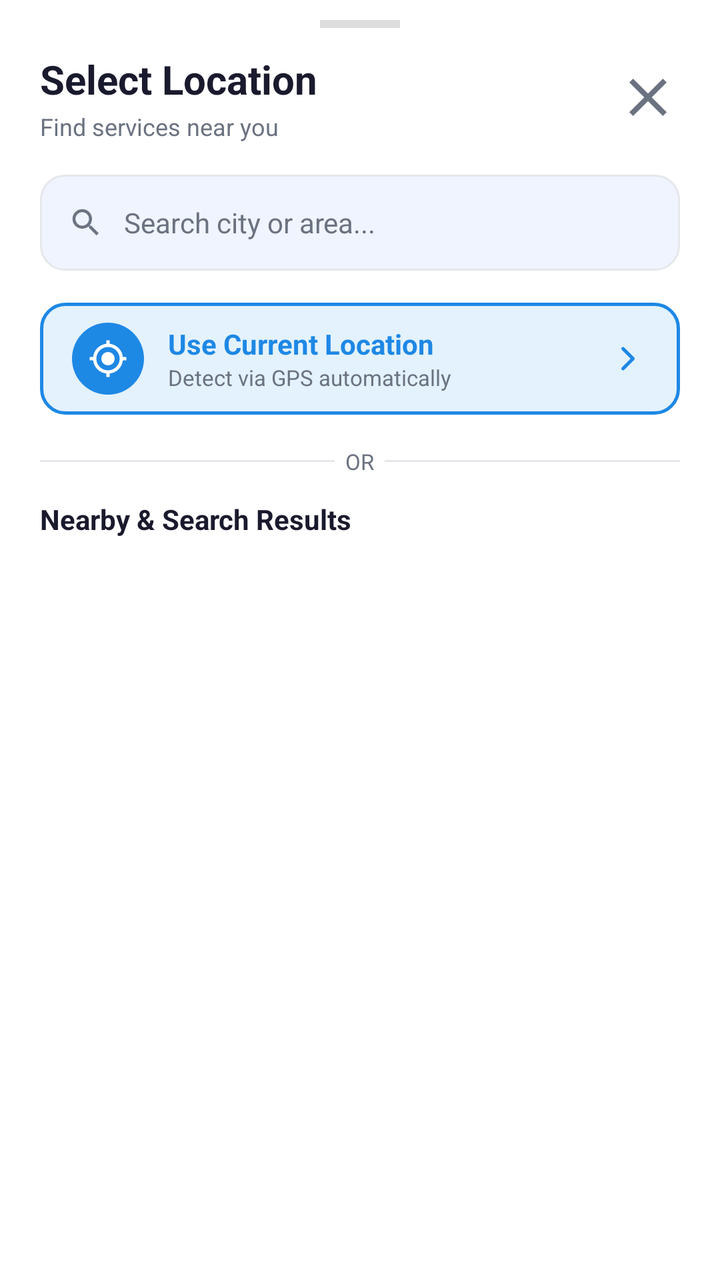
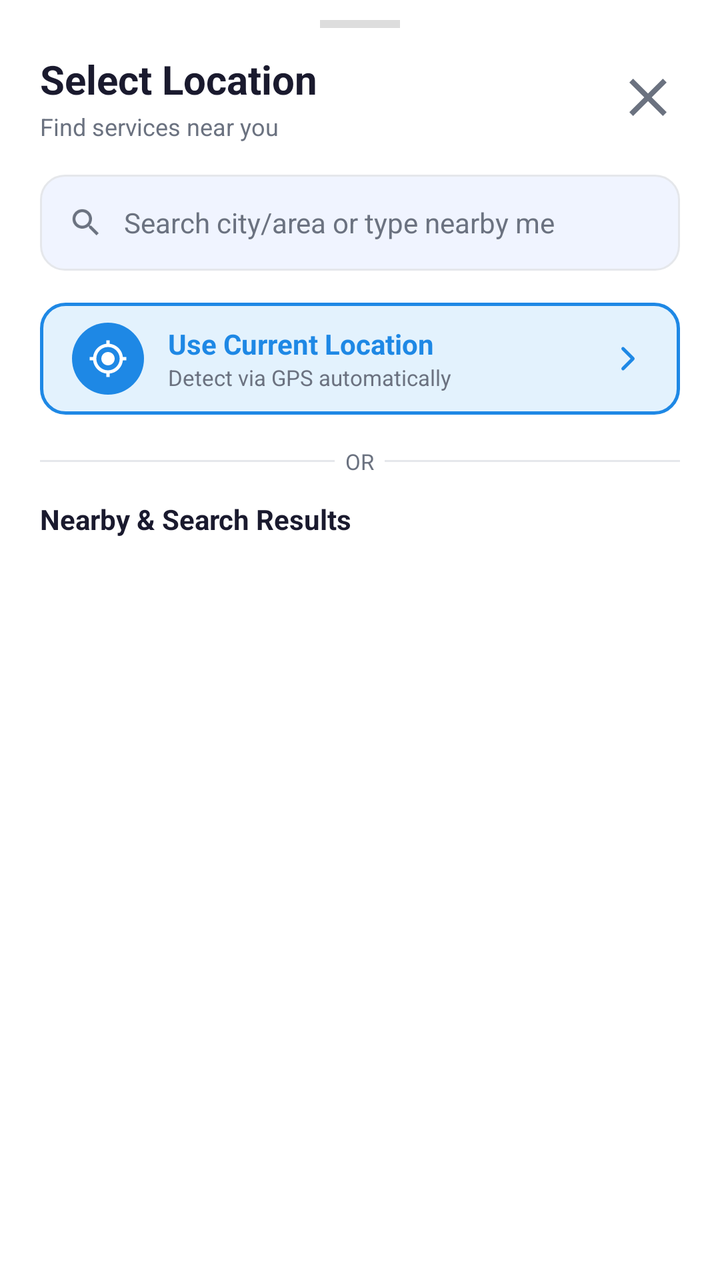

Before-and-after screenshots of an Android layout around one commit, followed by the original layout XML and the change that was made.
<!-- AndroidManifest.xml: application theme Theme.QuickFix -->
<!-- res/layout/bottom_sheet_location_picker.xml -->
<?xml version="1.0" encoding="utf-8"?>
<LinearLayout xmlns:android="http://schemas.android.com/apk/res/android"
    xmlns:app="http://schemas.android.com/apk/res-auto"
    android:layout_width="match_parent"
    android:layout_height="wrap_content"
    android:orientation="vertical"
    android:background="@color/card_bg"
    android:paddingBottom="24dp">

    
    <View
        android:layout_width="40dp"
        android:layout_height="4dp"
        android:layout_gravity="center_horizontal"
        android:layout_marginTop="10dp"
        android:layout_marginBottom="4dp"
        android:background="@color/drag_handle" />

    
    <LinearLayout
        android:layout_width="match_parent"
        android:layout_height="wrap_content"
        android:orientation="horizontal"
        android:gravity="center_vertical"
        android:paddingHorizontal="20dp"
        android:paddingTop="8dp"
        android:paddingBottom="16dp">

        <LinearLayout
            android:layout_width="0dp"
            android:layout_height="wrap_content"
            android:layout_weight="1"
            android:orientation="vertical">

            <TextView
                android:layout_width="wrap_content"
                android:layout_height="wrap_content"
                android:text="Select Location"
                android:textColor="@color/text_primary"
                android:textSize="20sp"
                android:textStyle="bold" />

            <TextView
                android:layout_width="wrap_content"
                android:layout_height="wrap_content"
                android:text="Find services near you"
                android:textColor="@color/text_secondary"
                android:textSize="12sp"
                android:layout_marginTop="2dp" />
        </LinearLayout>

        <ImageView
            android:id="@+id/btnCloseLocationSheet"
            android:layout_width="32dp"
            android:layout_height="32dp"
            android:src="@drawable/ic_close"
            android:background="?attr/selectableItemBackgroundBorderless"
            app:tint="@color/text_secondary"
            android:contentDescription="Close" />
    </LinearLayout>

    
    <LinearLayout
        android:layout_width="match_parent"
        android:layout_height="48dp"
        android:layout_marginHorizontal="20dp"
        android:layout_marginBottom="16dp"
        android:background="@drawable/bg_search_field"
        android:gravity="center_vertical"
        android:orientation="horizontal"
        android:paddingStart="14dp"
        android:paddingEnd="8dp">

        <ImageView
            android:layout_width="18dp"
            android:layout_height="18dp"
            android:src="@drawable/ic_search"
            app:tint="@color/text_secondary"
            android:contentDescription="Search" />

        <EditText
            android:id="@+id/etLocationSearch"
            android:layout_width="0dp"
            android:layout_height="match_parent"
            android:layout_marginStart="10dp"
            android:layout_weight="1"
            android:background="@android:color/transparent"
            android:hint="Search city or area..."
            android:textColor="@color/text_primary"
            android:textColorHint="@color/text_secondary"
            android:textSize="14sp"
            android:imeOptions="actionSearch"
            android:inputType="text"
            android:singleLine="true" />

        <ImageView
            android:id="@+id/btnClearLocationSearch"
            android:layout_width="32dp"
            android:layout_height="32dp"
            android:src="@drawable/ic_close"
            android:padding="8dp"
            android:background="?attr/selectableItemBackgroundBorderless"
            app:tint="@color/text_secondary"
            android:visibility="gone"
            android:contentDescription="Clear" />
    </LinearLayout>

    
    <LinearLayout
        android:id="@+id/btnUseLiveLocation"
        android:layout_width="match_parent"
        android:layout_height="56dp"
        android:layout_marginHorizontal="20dp"
        android:layout_marginBottom="8dp"
        android:background="@drawable/bg_live_location_btn"
        android:clickable="true"
        android:focusable="true"
        android:gravity="center_vertical"
        android:orientation="horizontal"
        android:paddingHorizontal="16dp">

        <FrameLayout
            android:layout_width="36dp"
            android:layout_height="36dp"
            android:background="@drawable/bg_location_icon_circle">
            <ImageView
                android:layout_width="20dp"
                android:layout_height="20dp"
                android:layout_gravity="center"
                android:src="@drawable/ic_my_location"
                app:tint="#FFFFFF"
                android:contentDescription="GPS" />
        </FrameLayout>

        <LinearLayout
            android:layout_width="0dp"
            android:layout_height="wrap_content"
            android:layout_weight="1"
            android:orientation="vertical"
            android:layout_marginStart="12dp">

            <TextView
                android:layout_width="wrap_content"
                android:layout_height="wrap_content"
                android:text="Use Current Location"
                android:textColor="@color/primary"
                android:textSize="14sp"
                android:textStyle="bold" />

            <TextView
                android:id="@+id/tvLiveLocationSub"
                android:layout_width="wrap_content"
                android:layout_height="wrap_content"
                android:text="Detect via GPS automatically"
                android:textColor="@color/text_secondary"
                android:textSize="11sp" />
        </LinearLayout>

        <ProgressBar
            android:id="@+id/locationProgress"
            android:layout_width="24dp"
            android:layout_height="24dp"
            android:visibility="gone" />

        <ImageView
            android:layout_width="20dp"
            android:layout_height="20dp"
            android:src="@drawable/ic_arrow_right"
            app:tint="@color/primary"
            android:contentDescription="Go" />
    </LinearLayout>

    
    <LinearLayout
        android:id="@+id/btnClearLocation"
        android:layout_width="match_parent"
        android:layout_height="48dp"
        android:layout_marginHorizontal="20dp"
        android:layout_marginBottom="8dp"
        android:background="@drawable/bg_city_chip"
        android:clickable="true"
        android:focusable="true"
        android:gravity="center_vertical"
        android:orientation="horizontal"
        android:paddingHorizontal="16dp"
        android:visibility="gone">

        <ImageView
            android:layout_width="20dp"
            android:layout_height="20dp"
            android:src="@drawable/ic_close"
            app:tint="@color/emergency_red"
            android:contentDescription="Clear" />

        <TextView
            android:layout_width="0dp"
            android:layout_height="wrap_content"
            android:layout_weight="1"
            android:layout_marginStart="12dp"
            android:text="Clear Location (show all)"
            android:textColor="@color/emergency_red"
            android:textSize="13sp"
            android:textStyle="bold" />
    </LinearLayout>

    
    <LinearLayout
        android:layout_width="match_parent"
        android:layout_height="wrap_content"
        android:orientation="horizontal"
        android:gravity="center_vertical"
        android:paddingHorizontal="20dp"
        android:paddingTop="8dp"
        android:paddingBottom="12dp">

        <View
            android:layout_width="0dp"
            android:layout_height="1dp"
            android:layout_weight="1"
            android:background="@color/divider" />

        <TextView
            android:layout_width="wrap_content"
            android:layout_height="wrap_content"
            android:text="  OR  "
            android:textColor="@color/text_secondary"
            android:textSize="11sp" />

        <View
            android:layout_width="0dp"
            android:layout_height="1dp"
            android:layout_weight="1"
            android:background="@color/divider" />
    </LinearLayout>

    
    <TextView
        android:layout_width="wrap_content"
        android:layout_height="wrap_content"
        android:text="Nearby &amp; Search Results"
        android:textColor="@color/text_primary"
        android:textSize="14sp"
        android:textStyle="bold"
        android:paddingHorizontal="20dp"
        android:paddingBottom="8dp" />

    <ProgressBar
        android:id="@+id/locationResultsProgress"
        android:layout_width="28dp"
        android:layout_height="28dp"
        android:layout_gravity="center_horizontal"
        android:layout_marginTop="8dp"
        android:visibility="gone" />

    <TextView
        android:id="@+id/tvLocationEmpty"
        android:layout_width="match_parent"
        android:layout_height="wrap_content"
        android:paddingHorizontal="20dp"
        android:paddingVertical="14dp"
        android:text="No locations found."
        android:textAlignment="center"
        android:textColor="@color/text_secondary"
        android:textSize="13sp"
        android:visibility="gone" />

    <TextView
        android:id="@+id/tvLocationError"
        android:layout_width="match_parent"
        android:layout_height="wrap_content"
        android:paddingHorizontal="20dp"
        android:paddingBottom="8dp"
        android:textAlignment="center"
        android:textColor="@color/emergency_red"
        android:textSize="12sp"
        android:visibility="gone" />

    <androidx.recyclerview.widget.RecyclerView
        android:id="@+id/rvLocationResults"
        android:layout_width="match_parent"
        android:layout_height="260dp"
        android:clipToPadding="false"
        android:nestedScrollingEnabled="false"
        android:paddingHorizontal="10dp"
        android:paddingBottom="8dp" />

</LinearLayout>
<!-- resources referenced by this layout -->
<resources>
  <color name="card_bg">#FFFFFF</color>
  <color name="divider">#E5E7EB</color>
  <color name="drag_handle">#DDDDDD</color>
  <color name="emergency_red">#D32F2F</color>
  <color name="primary">#1E88E5</color>
  <color name="text_primary">#1A1A2E</color>
  <color name="text_secondary">#6B7280</color>
  <!-- drawable bg_city_chip (drawable) -->
  <?xml version="1.0" encoding="utf-8"?>
  <shape xmlns:android="http://schemas.android.com/apk/res/android"
      android:shape="rectangle">
      <solid android:color="@color/card_bg" />
      <stroke android:width="1dp" android:color="@color/divider" />
      <corners android:radius="10dp" />
  </shape>
  <!-- drawable bg_live_location_btn (drawable) -->
  <?xml version="1.0" encoding="utf-8"?>
  <shape xmlns:android="http://schemas.android.com/apk/res/android"
      android:shape="rectangle">
      <solid android:color="@color/info_bg" />
      <stroke android:width="1.5dp" android:color="@color/primary" />
      <corners android:radius="12dp" />
  </shape>
  <!-- drawable bg_location_icon_circle (drawable) -->
  <?xml version="1.0" encoding="utf-8"?>
  <shape xmlns:android="http://schemas.android.com/apk/res/android"
      android:shape="oval">
      <solid android:color="#1E88E5" />
  </shape>
  <!-- drawable bg_search_field (drawable) -->
  <?xml version="1.0" encoding="utf-8"?>
  <shape xmlns:android="http://schemas.android.com/apk/res/android"
      android:shape="rectangle">
      <solid android:color="@color/search_bg" />
      <stroke android:width="1dp" android:color="@color/divider" />
      <corners android:radius="12dp" />
  </shape>
  <!-- drawable ic_close (drawable) -->
  <vector xmlns:android="http://schemas.android.com/apk/res/android"
      android:width="24dp"
      android:height="24dp"
      android:viewportWidth="24"
      android:viewportHeight="24">
      <path
          android:fillColor="#FFFFFF"
          android:pathData="M19,6.41L17.59,5 12,10.59 6.41,5 5,6.41 10.59,12 5,17.59 6.41,19 12,13.41 17.59,19 19,17.59 13.41,12z"/>
  </vector>
  <style name="Theme.QuickFix" parent="Base.Theme.QuickFix" />
  <color name="info_bg">#E3F2FD</color>
  <color name="search_bg">#F0F4FF</color>
  <color name="primary_dark">#1565C0</color>
  <color name="accent_green">#43A047</color>
  <color name="screen_background">#F4F7FB</color>
  <color name="surface_variant">#F5F7FA</color>
  <style name="Theme.QuickFix.AdminDialog" parent="ThemeOverlay.Material3.MaterialAlertDialog">
          <item name="colorSurface">@color/card_bg</item>
          <item name="colorOnSurface">@color/text_primary</item>
          <item name="colorOutline">@color/divider</item>
      </style>
  <style name="Theme.QuickFix.BottomSheet" parent="ThemeOverlay.Material3.BottomSheetDialog">
          <item name="colorSurface">@color/card_bg</item>
          <item name="colorOnSurface">@color/text_primary</item>
          <item name="android:colorBackground">@color/card_bg</item>
      </style>
  <style name="Widget.QuickFix.Button" parent="Widget.Material3.Button">
          <item name="backgroundTint">@color/primary</item>
          <item name="android:textColor">@color/white</item>
      </style>
  <style name="Widget.QuickFix.Chip.Filter" parent="Widget.Material3.Chip.Filter">
          <item name="chipBackgroundColor">@color/surface_variant</item>
          <item name="android:textColor">@color/text_primary</item>
          <item name="checkedIconTint">@color/primary</item>
      </style>
  <color name="white">#FFFFFFFF</color>
  <color name="input_background">#FFFFFF</color>
  <color name="input_stroke">#1E88E5</color>
  <color name="error_red">#D32F2F</color>
  <color name="input_hint">#6B7280</color>
  <color name="input_icon">#455A64</color>
  <!-- unchanged entries left out for length: 5 -->
</resources>

<!-- the commit's change to res/layout/bottom_sheet_location_picker.xml (unified diff, before → after) -->
@@ -85,7 +85,7 @@
             android:layout_marginStart="10dp"
             android:layout_weight="1"
             android:background="@android:color/transparent"
-            android:hint="Search city or area..."
+            android:hint="Search city/area or type nearby me"
             android:textColor="@color/text_primary"
             android:textColorHint="@color/text_secondary"
             android:textSize="14sp"
